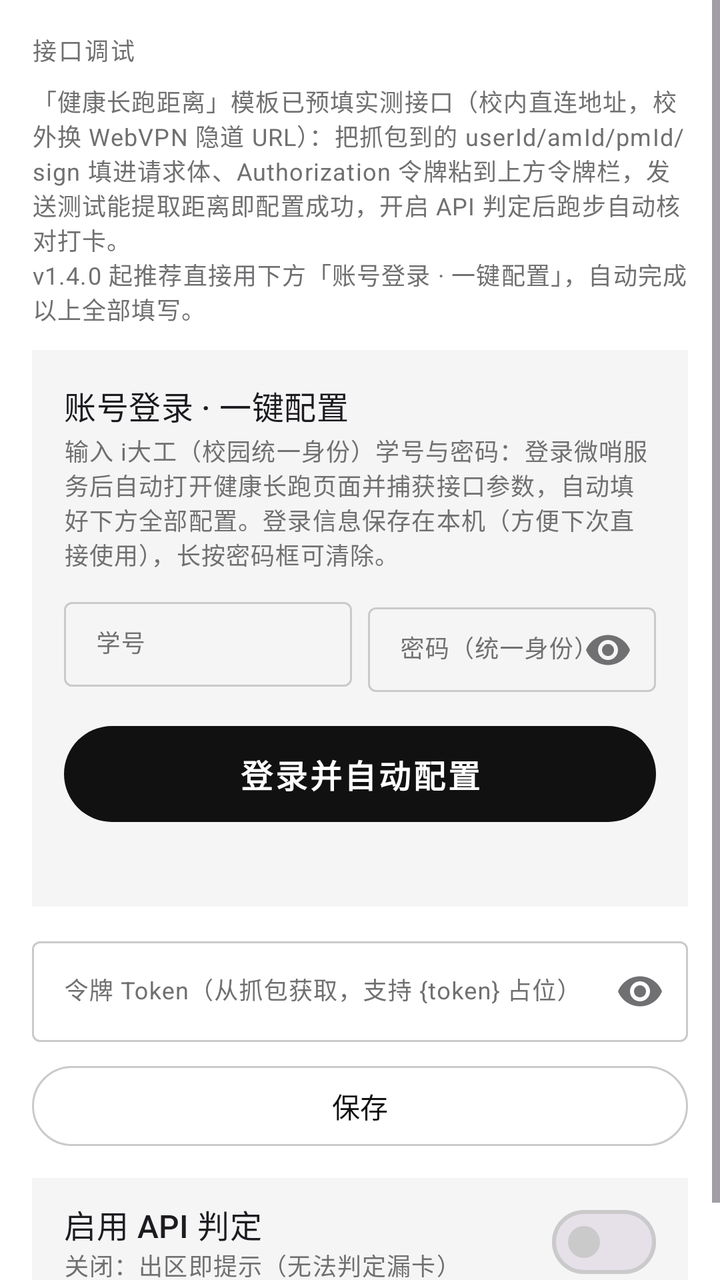
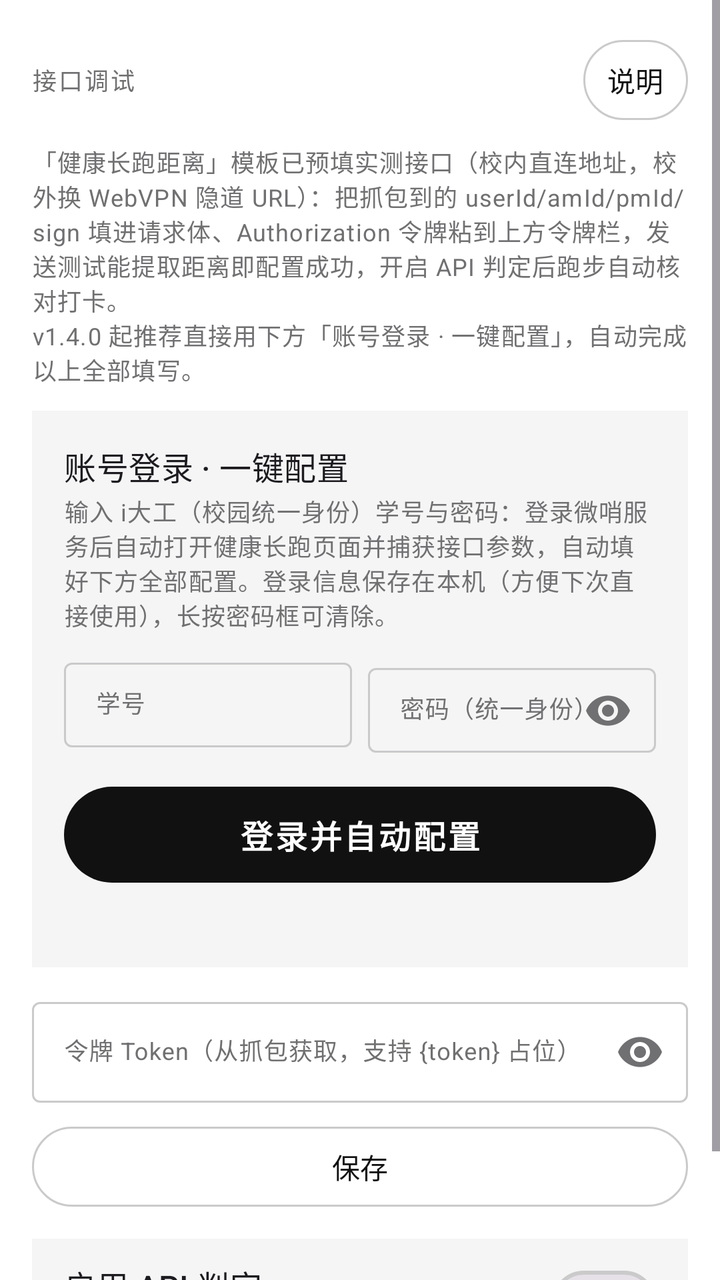

The first picture is an Android layout as it rendered before a commit; the second is the same layout after the commit. The layout source and the unified diff follow.
<!-- AndroidManifest.xml: application theme Theme.RunMate -->
<!-- res/layout/fragment_api.xml -->
<?xml version="1.0" encoding="utf-8"?>
<LinearLayout xmlns:android="http://schemas.android.com/apk/res/android"
    xmlns:app="http://schemas.android.com/apk/res-auto"
    android:layout_width="match_parent"
    android:layout_height="match_parent"
    android:orientation="vertical">

    <ScrollView
        android:id="@+id/scrollApi"
        android:layout_width="match_parent"
        android:layout_height="match_parent"
        android:fillViewport="true">

        <LinearLayout
            android:layout_width="match_parent"
            android:layout_height="wrap_content"
            android:orientation="vertical"
            android:padding="16dp">

            <TextView style="@style/TextAppearance.RunMate.Label"
                android:layout_width="match_parent" android:layout_height="wrap_content"
                android:text="@string/api_title" />

            <TextView android:layout_width="match_parent" android:layout_height="wrap_content"
                android:layout_marginTop="8dp" android:textAppearance="?attr/textAppearanceBodySmall"
                android:textColor="?attr/colorOnSurfaceVariant" android:text="@string/api_usage_hint" />

            
            <LinearLayout android:orientation="vertical"
                android:layout_width="match_parent" android:layout_height="wrap_content"
                android:layout_marginTop="12dp"
                android:background="?attr/colorSurfaceVariant" android:padding="16dp">
                <TextView android:layout_width="match_parent" android:layout_height="wrap_content"
                    android:textAppearance="?attr/textAppearanceTitleMedium"
                    android:text="@string/ws_card_title" />
                <TextView android:layout_width="match_parent" android:layout_height="wrap_content"
                    android:layout_marginTop="2dp" android:textAppearance="?attr/textAppearanceBodySmall"
                    android:textColor="?attr/colorOnSurfaceVariant"
                    android:text="@string/ws_card_hint" />
                <LinearLayout android:orientation="horizontal"
                    android:layout_width="match_parent" android:layout_height="wrap_content"
                    android:layout_marginTop="10dp">
                    <com.google.android.material.textfield.TextInputLayout
                        style="@style/Widget.Material3.TextInputLayout.OutlinedBox.Dense"
                        android:layout_width="0dp" android:layout_weight="1"
                        android:layout_height="wrap_content" android:hint="@string/ws_number_hint">
                        <com.google.android.material.textfield.TextInputEditText
                            android:id="@+id/etWsNumber" android:layout_width="match_parent"
                            android:layout_height="wrap_content" android:inputType="text"
                            android:singleLine="true"
                            android:textAppearance="?attr/textAppearanceBodySmall" />
                    </com.google.android.material.textfield.TextInputLayout>
                    <com.google.android.material.textfield.TextInputLayout
                        style="@style/Widget.Material3.TextInputLayout.OutlinedBox.Dense"
                        android:layout_width="0dp" android:layout_weight="1"
                        android:layout_height="wrap_content" android:layout_marginStart="8dp"
                        android:hint="@string/ws_pwd_hint" app:endIconMode="password_toggle">
                        <com.google.android.material.textfield.TextInputEditText
                            android:id="@+id/etWsPwd" android:layout_width="match_parent"
                            android:layout_height="wrap_content" android:inputType="textPassword"
                            android:imeOptions="actionDone" android:singleLine="true"
                            android:textAppearance="?attr/textAppearanceBodySmall" />
                    </com.google.android.material.textfield.TextInputLayout>
                </LinearLayout>
                <com.google.android.material.button.MaterialButton
                    android:id="@+id/btnWsLogin" style="@style/Widget.RunMate.PillButton"
                    android:layout_width="match_parent" android:layout_height="wrap_content"
                    android:layout_marginTop="10dp" android:text="@string/ws_btn_login" />
                <com.google.android.material.button.MaterialButton
                    android:id="@+id/btnOpenH5" style="?attr/materialButtonOutlinedStyle"
                    android:layout_width="match_parent" android:layout_height="wrap_content"
                    android:layout_marginTop="8dp" android:visibility="gone"
                    android:text="@string/ws_btn_open_h5" />
                <TextView android:id="@+id/tvWsStatus" android:layout_width="match_parent"
                    android:layout_height="wrap_content" android:layout_marginTop="6dp"
                    android:textAppearance="?attr/textAppearanceBodySmall"
                    android:textColor="?attr/colorOnSurfaceVariant" android:text="" />
            </LinearLayout>

            <com.google.android.material.textfield.TextInputLayout
                android:id="@+id/tilToken" android:layout_width="match_parent"
                android:layout_height="wrap_content" android:layout_marginTop="12dp"
                android:hint="@string/api_token_label"
                app:endIconMode="password_toggle">
                <com.google.android.material.textfield.TextInputEditText
                    android:id="@+id/etToken" android:layout_width="match_parent"
                    android:layout_height="wrap_content" android:inputType="textPassword"
                    android:textAppearance="?attr/textAppearanceBodySmall" />
            </com.google.android.material.textfield.TextInputLayout>

            <com.google.android.material.button.MaterialButton
                android:id="@+id/btnTokenSave" style="?attr/materialButtonOutlinedStyle"
                android:layout_width="match_parent" android:layout_height="wrap_content"
                android:layout_marginTop="8dp" android:text="@string/save" />

            <LinearLayout android:orientation="horizontal" android:gravity="center_vertical"
                android:layout_width="match_parent" android:layout_height="wrap_content"
                android:layout_marginTop="12dp" android:background="?attr/colorSurfaceVariant"
                android:paddingHorizontal="16dp" android:paddingVertical="8dp">
                <LinearLayout android:orientation="vertical" android:layout_width="0dp"
                    android:layout_weight="1" android:layout_height="wrap_content">
                    <TextView android:layout_width="match_parent" android:layout_height="wrap_content"
                        android:textAppearance="?attr/textAppearanceTitleMedium" android:text="@string/pref_api_enabled" />
                    <TextView android:layout_width="match_parent" android:layout_height="wrap_content"
                        android:textAppearance="?attr/textAppearanceBodySmall"
                        android:textColor="?attr/colorOnSurfaceVariant" android:text="@string/api_enabled_off" />
                </LinearLayout>
                <com.google.android.material.materialswitch.MaterialSwitch
                    android:id="@+id/swApiMode" android:layout_width="wrap_content"
                    android:layout_height="wrap_content" />
            </LinearLayout>

            
            <com.google.android.material.card.MaterialCardView
                android:id="@+id/cardResult" android:layout_width="match_parent"
                android:layout_height="wrap_content" android:layout_marginTop="12dp"
                android:visibility="gone" app:cardBackgroundColor="?attr/colorSurfaceVariant"
                app:cardCornerRadius="24dp" app:strokeWidth="0dp">
                <LinearLayout android:orientation="vertical" android:padding="20dp"
                    android:layout_width="match_parent" android:layout_height="wrap_content">
                    <TextView android:id="@+id/tvApiStatus" android:layout_width="match_parent"
                        android:layout_height="wrap_content" android:textAppearance="?attr/textAppearanceTitleMedium"
                        android:text="@string/api_result_none" />
                    <TextView android:id="@+id/tvApiExtract" android:layout_width="match_parent"
                        android:layout_height="wrap_content" android:layout_marginTop="4dp"
                        android:textAppearance="?attr/textAppearanceBodyMedium"
                        android:textColor="?attr/colorOnSurfaceVariant" android:text="" />
                    <ScrollView android:layout_width="match_parent" android:layout_height="240dp"
                        android:layout_marginTop="8dp" android:background="?attr/colorSurface"
                        android:padding="8dp">
                        <TextView android:id="@+id/tvApiBody" android:layout_width="match_parent"
                            android:layout_height="wrap_content" android:textAppearance="?attr/textAppearanceBodySmall"
                            android:fontFamily="monospace" android:text="" />
                    </ScrollView>
                </LinearLayout>
            </com.google.android.material.card.MaterialCardView>

            <androidx.recyclerview.widget.RecyclerView
                android:id="@+id/rvProfiles" android:layout_width="match_parent"
                android:layout_height="wrap_content" android:layout_marginTop="12dp"
                android:nestedScrollingEnabled="false" />
        </LinearLayout>
    </ScrollView>
</LinearLayout>
<!-- resources referenced by this layout -->
<resources>
  <string name="api_enabled_off">关闭：出区即提示（无法判定漏卡）</string>
  <string name="api_result_none">尚无结果</string>
  <string name="api_title">接口调试</string>
  <string name="api_token_label">令牌 Token（从抓包获取，支持 {token} 占位）</string>
  <string name="api_usage_hint">「健康长跑距离」模板已预填实测接口（校内直连地址，校外换 WebVPN 隐道 URL）：把抓包到的 userId/amId/pmId/sign 填进请求体、Authorization 令牌粘到上方令牌栏，发送测试能提取距离即配置成功，开启 API 判定后跑步自动核对打卡。\nv1.4.0 起推荐直接用下方「账号登录 · 一键配置」，自动完成以上全部填写。</string>
  <string name="pref_api_enabled">启用 API 判定</string>
  <string name="save">保存</string>
  <string name="ws_btn_login">登录并自动配置</string>
  <string name="ws_btn_open_h5">重新捕获 H5 参数（换学期/令牌失效时用）</string>
  <string name="ws_card_hint">输入 i大工（校园统一身份）学号与密码：登录微哨服务后自动打开健康长跑页面并捕获接口参数，自动填好下方全部配置。登录信息保存在本机（方便下次直接使用），长按密码框可清除。</string>
  <string name="ws_card_title">账号登录 · 一键配置</string>
  <string name="ws_number_hint">学号</string>
  <string name="ws_pwd_hint">密码（统一身份）</string>
  <style name="TextAppearance.RunMate.Label" parent="TextAppearance.Material3.LabelMedium">
          <item name="android:textColor">?attr/colorOnSurfaceVariant</item>
          <item name="android:letterSpacing">0.08</item>
      </style>
  <style name="Widget.RunMate.PillButton" parent="Widget.Material3.Button">
          <item name="shapeAppearanceOverlay">@style/ShapeAppearance.RunMate.Pill</item>
          <item name="android:minHeight">56dp</item>
          <item name="android:textSize">16sp</item>
          <item name="android:letterSpacing">0.08</item>
          <item name="android:textStyle">bold</item>
          <item name="android:paddingStart">28dp</item>
          <item name="android:paddingEnd">28dp</item>
      </style>
  <style name="ShapeAppearance.RunMate.Pill" parent="">
          <item name="cornerFamily">rounded</item>
          <item name="cornerSize">999dp</item>
      </style>
  <color name="md_primary">#FF111111</color>
  <color name="md_on_primary">#FFFFFFFF</color>
  <color name="md_primary_container">#FFE5E5E5</color>
  <color name="md_on_primary_container">#FF111111</color>
  <color name="md_secondary">#FF39393B</color>
  <color name="md_on_secondary">#FFFFFFFF</color>
  <color name="md_secondary_container">#FFF5F5F5</color>
  <color name="md_on_secondary_container">#FF39393B</color>
  <color name="md_tertiary">#FF1151FF</color>
  <color name="md_on_tertiary">#FFFFFFFF</color>
  <color name="md_tertiary_container">#FFD6E2FF</color>
  <color name="md_on_tertiary_container">#FF00308F</color>
  <color name="md_error">#FFD30005</color>
  <color name="md_on_error">#FFFFFFFF</color>
  <color name="md_error_container">#FFFFDAD4</color>
  <color name="md_on_error_container">#FF780700</color>
  <color name="md_background">#FFFFFFFF</color>
  <color name="md_on_background">#FF111111</color>
  <color name="md_surface">#FFFFFFFF</color>
  <color name="md_on_surface">#FF111111</color>
  <color name="md_surface_variant">#FFF5F5F5</color>
  <color name="md_on_surface_variant">#FF707072</color>
  <color name="md_outline">#FFCACACB</color>
  <color name="md_outline_variant">#FFE5E5E5</color>
</resources>

<!-- the commit's change to res/layout/fragment_api.xml (unified diff, before → after) -->
@@ -17,9 +17,19 @@
             android:orientation="vertical"
             android:padding="16dp">
 
-            <TextView style="@style/TextAppearance.RunMate.Label"
-                android:layout_width="match_parent" android:layout_height="wrap_content"
-                android:text="@string/api_title" />
+            
+            <LinearLayout android:orientation="horizontal" android:gravity="center_vertical"
+                android:layout_width="match_parent" android:layout_height="wrap_content">
+                <TextView style="@style/TextAppearance.RunMate.Label"
+                    android:layout_width="0dp" android:layout_weight="1" android:layout_height="wrap_content"
+                    android:text="@string/api_title" />
+                <com.google.android.material.button.MaterialButton
+                    android:id="@+id/btnHelpApi" style="?attr/materialButtonOutlinedStyle"
+                    android:layout_width="wrap_content" android:layout_height="wrap_content"
+                    android:minWidth="0dp" android:insetLeft="0dp" android:insetRight="0dp"
+                    android:paddingHorizontal="12dp"
+                    android:text="@string/api_help" />
+            </LinearLayout>
 
             <TextView android:layout_width="match_parent" android:layout_height="wrap_content"
                 android:layout_marginTop="8dp" android:textAppearance="?attr/textAppearanceBodySmall"
@@ -118,20 +128,29 @@
                 app:cardCornerRadius="24dp" app:strokeWidth="0dp">
                 <LinearLayout android:orientation="vertical" android:padding="20dp"
                     android:layout_width="match_parent" android:layout_height="wrap_content">
+                    
                     <TextView android:id="@+id/tvApiStatus" android:layout_width="match_parent"
                         android:layout_height="wrap_content" android:textAppearance="?attr/textAppearanceTitleMedium"
+                        android:textIsSelectable="true"
                         android:text="@string/api_result_none" />
                     <TextView android:id="@+id/tvApiExtract" android:layout_width="match_parent"
                         android:layout_height="wrap_content" android:layout_marginTop="4dp"
                         android:textAppearance="?attr/textAppearanceBodyMedium"
+                        android:textIsSelectable="true"
                         android:textColor="?attr/colorOnSurfaceVariant" android:text="" />
                     <ScrollView android:layout_width="match_parent" android:layout_height="240dp"
                         android:layout_marginTop="8dp" android:background="?attr/colorSurface"
                         android:padding="8dp">
                         <TextView android:id="@+id/tvApiBody" android:layout_width="match_parent"
                             android:layout_height="wrap_content" android:textAppearance="?attr/textAppearanceBodySmall"
-                            android:fontFamily="monospace" android:text="" />
+                            android:fontFamily="monospace" android:textIsSelectable="true" android:text="" />
                     </ScrollView>
+                    
+                    <com.google.android.material.button.MaterialButton
+                        android:id="@+id/btnCopyResult" style="?attr/materialButtonOutlinedStyle"
+                        android:layout_width="wrap_content" android:layout_height="wrap_content"
+                        android:layout_marginTop="8dp" android:layout_gravity="end"
+                        android:text="@string/api_result_copy" />
                 </LinearLayout>
             </com.google.android.material.card.MaterialCardView>
 
<!-- resource entries referenced after the edit -->
@@ -1,6 +1,8 @@
 <!-- resources referenced by this layout -->
 <resources>
   <string name="api_enabled_off">关闭：出区即提示（无法判定漏卡）</string>
+  <string name="api_help">说明</string>
+  <string name="api_result_copy">复制完整结果</string>
   <string name="api_result_none">尚无结果</string>
   <string name="api_title">接口调试</string>
   <string name="api_token_label">令牌 Token（从抓包获取，支持 {token} 占位）</string>
